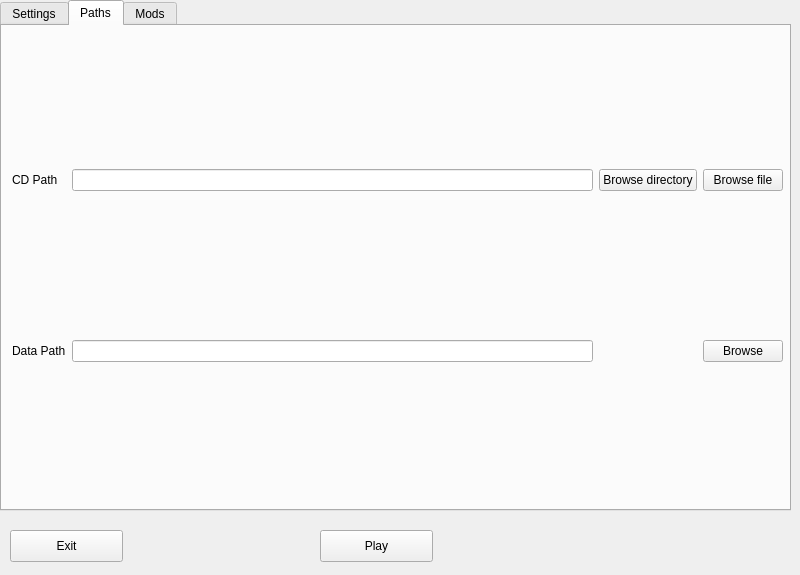
Qt form tools/launcher/launcherwindow.ui (OpenApoc/OpenApoc) before a commit.
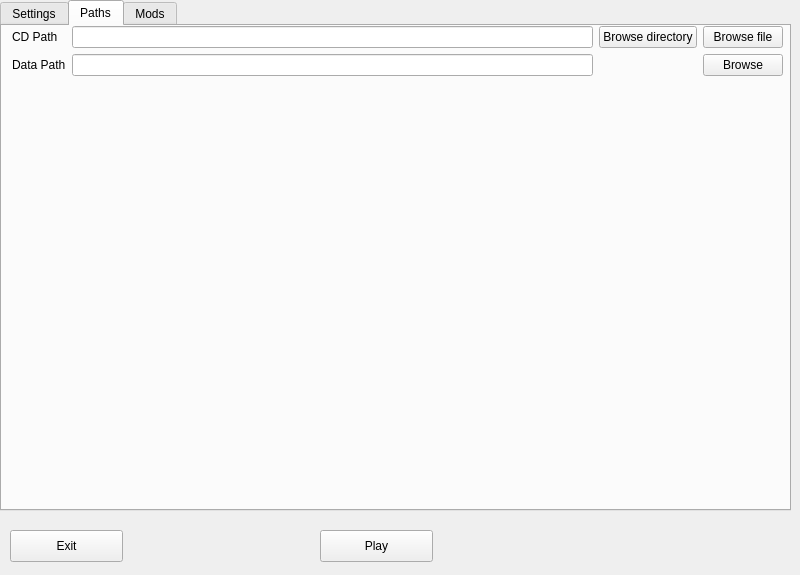
The same form after that commit.

Commit message:
Add vertical spacers to the launcher UI
I think this looks better

Diff of the .ui file:
```diff
--- a/tools/launcher/launcherwindow.ui
+++ b/tools/launcher/launcherwindow.ui
@@ -154,6 +154,19 @@
          </property>
         </widget>
        </item>
+       <item row="3" column="1">
+        <spacer name="verticalSpacer_2">
+         <property name="orientation">
+          <enum>Qt::Vertical</enum>
+         </property>
+         <property name="sizeHint" stdset="0">
+          <size>
+           <width>20</width>
+           <height>40</height>
+          </size>
+         </property>
+        </spacer>
+       </item>
       </layout>
      </widget>
     </widget>
```
Left out of the diff: 73 changed lines with no effect on the pictures.
